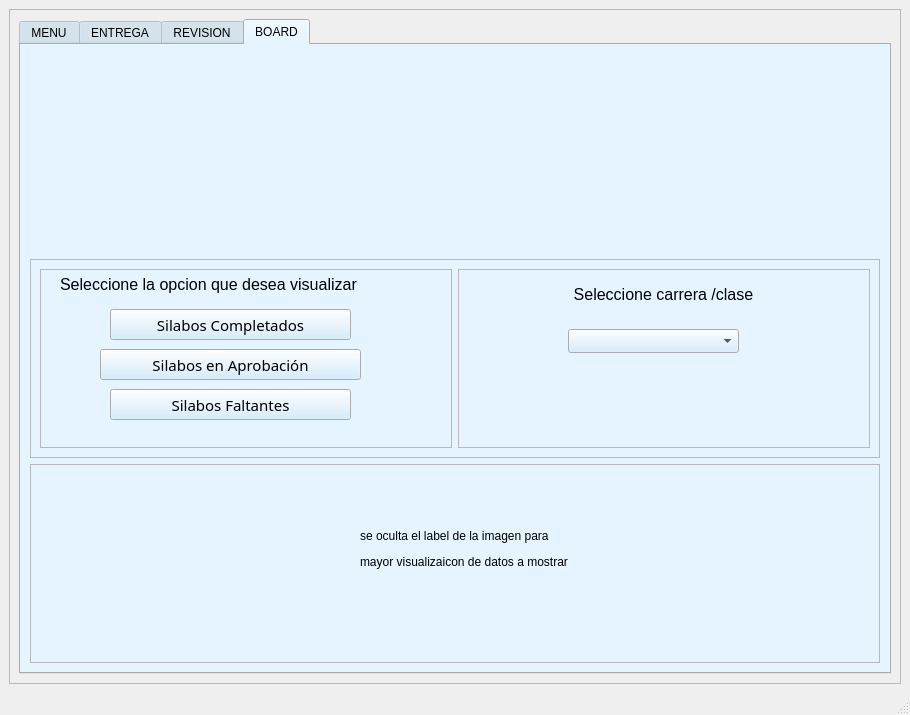
Qt form mainwindow.ui (fer-hnndz/proyecto-silabos) before a commit.
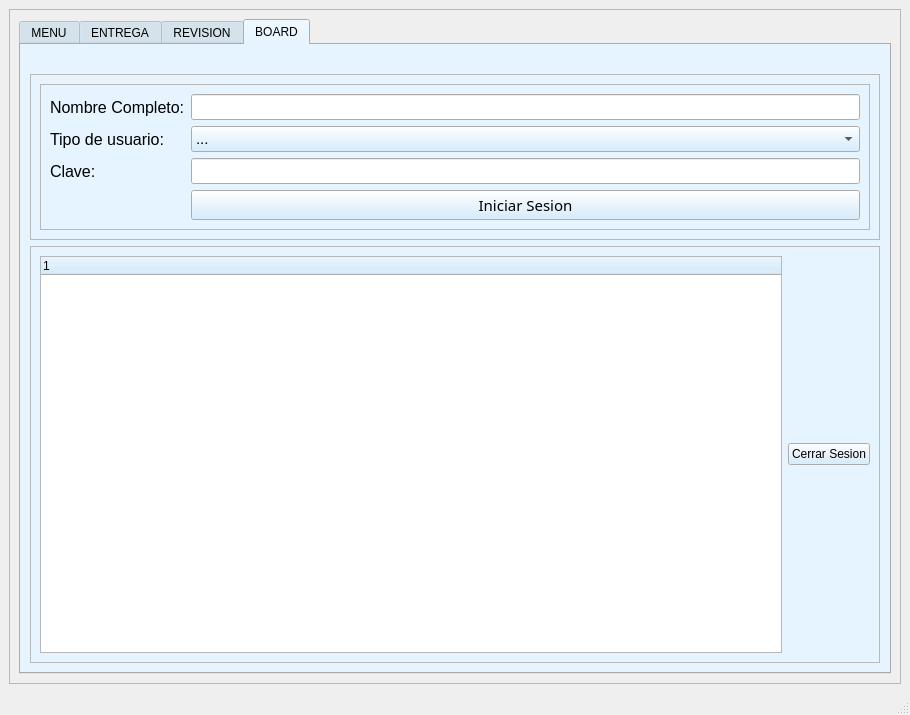
The same form after that commit. The open tabs and pages were chosen to show the change.

```diff
--- a/mainwindow.ui
+++ b/mainwindow.ui
@@ -62,8 +62,8 @@
         <rect>
          <x>0</x>
          <y>0</y>
-         <width>890</width>
-         <height>652</height>
+         <width>886</width>
+         <height>641</height>
         </rect>
        </property>
        <layout class="QGridLayout" name="gridLayout_2">
@@ -1055,128 +1055,99 @@
                  <property name="frameShadow">
                   <enum>QFrame::Raised</enum>
                  </property>
-                 <widget class="QPushButton" name="Bbtn_silabosFaltantes">
-                  <property name="geometry">
-                   <rect>
-                    <x>70</x>
-                    <y>120</y>
-                    <width>241</width>
-                    <height>31</height>
-                   </rect>
-                  </property>
-                  <property name="font">
-                   <font>
-                    <family>Sans Serif Collection</family>
-                    <pointsize>11</pointsize>
-                   </font>
-                  </property>
-                  <property name="text">
-                   <string>Silabos Faltantes</string>
-                  </property>
-                 </widget>
-                 <widget class="QPushButton" name="Bbtn_silabosCompletados">
-                  <property name="geometry">
-                   <rect>
-                    <x>70</x>
-                    <y>40</y>
-                    <width>241</width>
-                    <height>31</height>
-                   </rect>
-                  </property>
-                  <property name="font">
-                   <font>
-                    <family>Sans Serif Collection</family>
-                    <pointsize>11</pointsize>
-                   </font>
-                  </property>
-                  <property name="text">
-                   <string>Silabos Completados</string>
-                  </property>
-                 </widget>
-                 <widget class="QPushButton" name="Bbtn_silabosEnAprobacion">
-                  <property name="geometry">
-                   <rect>
-                    <x>60</x>
-                    <y>80</y>
-                    <width>261</width>
-                    <height>31</height>
-                   </rect>
-                  </property>
-                  <property name="font">
-                   <font>
-                    <family>Sans Serif Collection</family>
-                    <pointsize>11</pointsize>
-                   </font>
-                  </property>
-                  <property name="text">
-                   <string>Silabos en Aprobación</string>
-                  </property>
-                 </widget>
-                 <widget class="QLabel" name="Blbl_opcion">
-                  <property name="geometry">
-                   <rect>
-                    <x>20</x>
-                    <y>0</y>
-                    <width>371</width>
-                    <height>31</height>
-                   </rect>
-                  </property>
-                  <property name="font">
-                   <font>
-                    <pointsize>12</pointsize>
-                   </font>
-                  </property>
-                  <property name="text">
-                   <string>Seleccione la opcion que desea visualizar</string>
-                  </property>
-                 </widget>
-                </widget>
-               </item>
-               <item row="0" column="1">
-                <widget class="QFrame" name="frameBB2">
-                 <property name="frameShape">
-                  <enum>QFrame::StyledPanel</enum>
-                 </property>
-                 <property name="frameShadow">
-                  <enum>QFrame::Raised</enum>
-                 </property>
-                 <widget class="QComboBox" name="Bcb_carrera">
-                  <property name="geometry">
-                   <rect>
-                    <x>110</x>
-                    <y>60</y>
-                    <width>171</width>
-                    <height>24</height>
-                   </rect>
-                  </property>
-                  <property name="font">
-                   <font>
-                    <family>Sans Serif Collection</family>
-                    <pointsize>12</pointsize>
-                   </font>
-                  </property>
-                 </widget>
-                 <widget class="QLabel" name="Blbl_clases">
-                  <property name="geometry">
-                   <rect>
-                    <x>20</x>
-                    <y>10</y>
-                    <width>371</width>
-                    <height>31</height>
-                   </rect>
-                  </property>
-                  <property name="font">
-                   <font>
-                    <pointsize>12</pointsize>
-                   </font>
-                  </property>
-                  <property name="text">
-                   <string>Seleccione carrera /clase</string>
-                  </property>
-                  <property name="alignment">
-                   <set>Qt::AlignCenter</set>
-                  </property>
-                 </widget>
+                 <layout class="QGridLayout" name="gridLayout_14">
+                  <item row="0" column="0">
+                   <widget class="QLabel" name="Blbl_name">
+                    <property name="font">
+                     <font>
+                      <pointsize>12</pointsize>
+                     </font>
+                    </property>
+                    <property name="text">
+                     <string>Nombre Completo:</string>
+                    </property>
+                   </widget>
+                  </item>
+                  <item row="0" column="1">
+                   <widget class="QLineEdit" name="Ble_name">
+                    <property name="font">
+                     <font>
+                      <pointsize>11</pointsize>
+                     </font>
+                    </property>
+                   </widget>
+                  </item>
+                  <item row="1" column="0">
+                   <widget class="QLabel" name="Blbl_usuario">
+                    <property name="font">
+                     <font>
+                      <pointsize>12</pointsize>
+                     </font>
+                    </property>
+                    <property name="text">
+                     <string>Tipo de usuario:</string>
+                    </property>
+                   </widget>
+                  </item>
+                  <item row="1" column="1">
+                   <widget class="QComboBox" name="Bcb_usuario">
+                    <property name="font">
+                     <font>
+                      <pointsize>11</pointsize>
+                     </font>
+                    </property>
+                    <item>
+                     <property name="text">
+                      <string>...</string>
+                     </property>
+                    </item>
+                    <item>
+                     <property name="text">
+                      <string>Directores</string>
+                     </property>
+                    </item>
+                    <item>
+                     <property name="text">
+                      <string>Decanos</string>
+                     </property>
+                    </item>
+                   </widget>
+                  </item>
+                  <item row="2" column="0">
+                   <widget class="QLabel" name="Blbl_contra">
+                    <property name="font">
+                     <font>
+                      <pointsize>12</pointsize>
+                     </font>
+                    </property>
+                    <property name="text">
+                     <string>Clave:</string>
+                    </property>
+                   </widget>
+                  </item>
+                  <item row="2" column="1">
+                   <widget class="QLineEdit" name="Ble_clave">
+                    <property name="font">
+                     <font>
+                      <pointsize>11</pointsize>
+                     </font>
+                    </property>
+                   </widget>
+                  </item>
+                  <item row="3" column="1">
+                   <widget class="QPushButton" name="Bbtn_sesion">
+                    <property name="font">
+                     <font>
+                      <family>Sans Serif Collection</family>
+                      <pointsize>11</pointsize>
+                     </font>
+                    </property>
+                    <property name="text">
+                     <string>Iniciar Sesion</string>
+                    </property>
+                   </widget>
+                  </item>
+                 </layout>
                 </widget>
                </item>
               </layout>
@@ -1190,22 +1161,24 @@
               <property name="frameShadow">
                <enum>QFrame::Raised</enum>
               </property>
-              <widget class="QLabel" name="lblInfoIdea_2">
-               <property name="geometry">
-                <rect>
-                 <x>330</x>
-                 <y>10</y>
-                 <width>411</width>
-                 <height>151</height>
-                </rect>
-               </property>
-               <property name="text">
-                <string>&lt;html&gt;&lt;head/&gt;&lt;body&gt;&lt;p&gt;se oculta el label de la imagen para&lt;/p&gt;&lt;p&gt;mayor visualizaicon de datos a mostrar&lt;/p&gt;&lt;/body&gt;&lt;/html&gt;</string>
-               </property>
-               <property name="textFormat">
-                <enum>Qt::AutoText</enum>
-               </property>
-              </widget>
+              <layout class="QGridLayout" name="gridLayout_15">
+               <item row="0" column="0">
+                <widget class="QTreeWidget" name="treeWidget">
+                 <column>
+                  <property name="text">
+                   <string notr="true">1</string>
+                  </property>
+                 </column>
+                </widget>
+               </item>
+               <item row="0" column="1">
+                <widget class="QPushButton" name="Bbtn_cerrar">
+                 <property name="text">
+                  <string>Cerrar Sesion</string>
+                 </property>
+                </widget>
+               </item>
+              </layout>
              </widget>
             </item>
            </layout>
```
Left out of the diff: 28 changed lines with no effect on the pictures.
